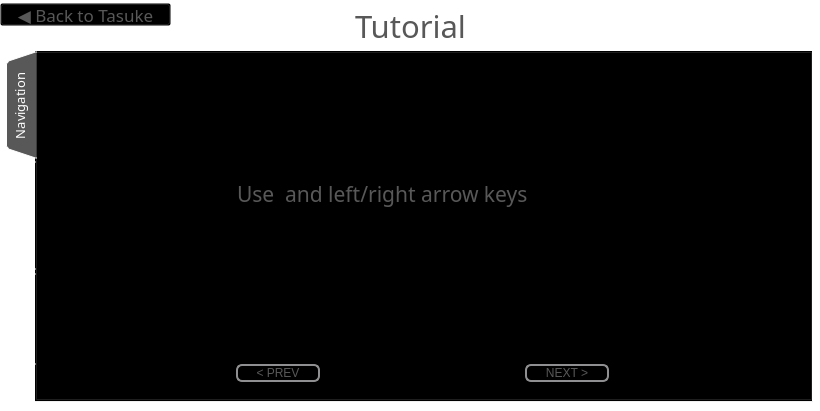
mushopea/Tasuke, file Tasuke/TutorialWidget.ui: the form before one commit.
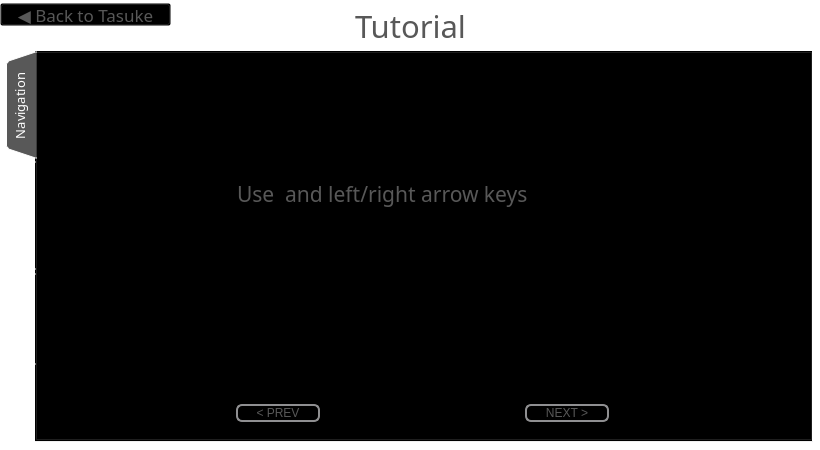
The form after the commit. The open tabs and pages were chosen to show the change. Custom widgets are drawn as their Qt base class.

```diff
--- a/Tasuke/TutorialWidget.ui
+++ b/Tasuke/TutorialWidget.ui
@@ -7,7 +7,7 @@
     <x>0</x>
     <y>0</y>
     <width>820</width>
-    <height>411</height>
+    <height>450</height>
    </rect>
   </property>
   <property name="windowTitle">
@@ -25,7 +25,7 @@
      <x>5</x>
      <y>51</y>
      <width>808</width>
-     <height>351</height>
+     <height>391</height>
     </rect>
    </property>
    <property name="palette">
@@ -323,7 +323,7 @@
      <property name="geometry">
       <rect>
        <x>0</x>
-       <y>300</y>
+       <y>340</y>
        <width>771</width>
        <height>41</height>
       </rect>
```
Left out of the diff: 6 changed lines with no effect on the pictures.
